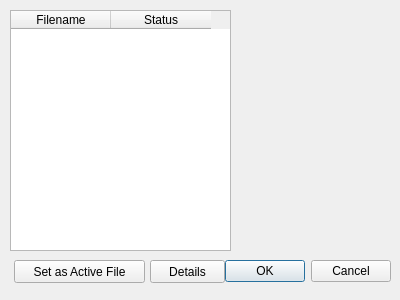
Open-CK/OpenCK, file OpenCK/UI/datawindow.ui: the form before one commit.
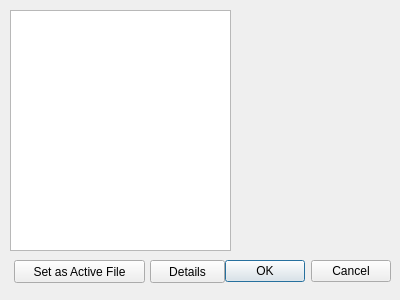
The form after the commit.

Commit message: File List in Data Window

Patch:
```diff
--- a/OpenCK/UI/datawindow.ui
+++ b/OpenCK/UI/datawindow.ui
@@ -55,7 +55,7 @@
     <string>Set as Active File</string>
    </property>
   </widget>
-  <widget class="QTableWidget" name="tableWidget">
+  <widget class="QTableView" name="tableView">
    <property name="geometry">
     <rect>
      <x>10</x>
@@ -64,16 +64,6 @@
      <height>241</height>
     </rect>
    </property>
-   <column>
-    <property name="text">
-     <string>Filename</string>
-    </property>
-   </column>
-   <column>
-    <property name="text">
-     <string>Status</string>
-    </property>
-   </column>
   </widget>
  </widget>
  <resources/>
```
Left out of the diff: 4 changed lines with no effect on the pictures. The commit also changes 2 other files.
